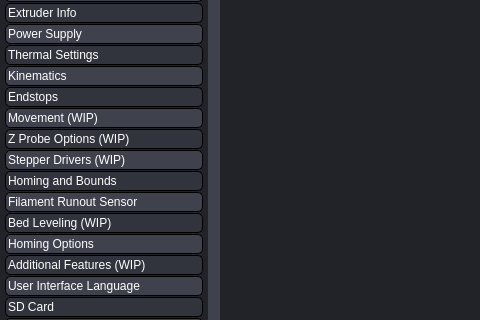
Old version of the form gui/MainWindow.ui in the repository SimonBuxx/iloop-marlin-configurator; both pictures show x 0 to 480 and y 120 to 440 of the 1280 by 800 pixel window.
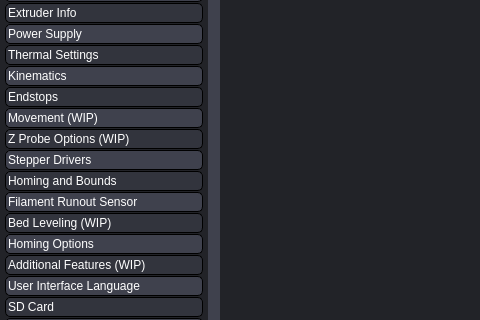
New version of the form. The open tabs and pages were chosen to show the change. Icons and pictures are not drawn. Custom widgets are drawn as their Qt base class.

Commit message: Implemented stepper drivers page + parts of bed leveling page

The edit to the form file:
```diff
--- a/gui/MainWindow.ui
+++ b/gui/MainWindow.ui
@@ -2445,7 +2445,7 @@
          <item>
           <widget class="QPushButton" name="uStepperDriversTabButton">
            <property name="text">
-            <string>Stepper Drivers (WIP)</string>
+            <string>Stepper Drivers</string>
            </property>
            <property name="icon">
             <iconset>
```
Left out of the diff: 68 changed lines with no effect on the pictures. The commit also changes 9 other files.
